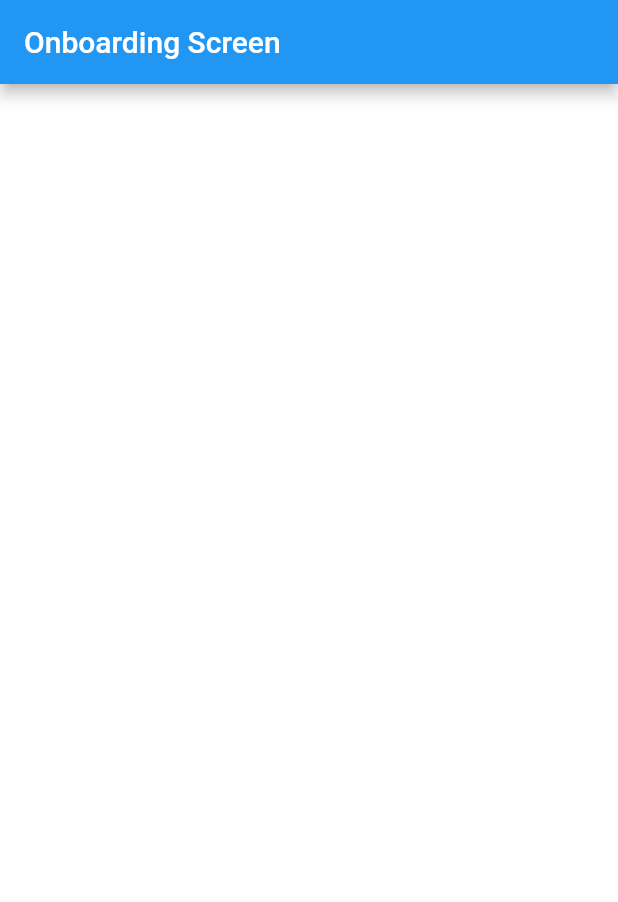
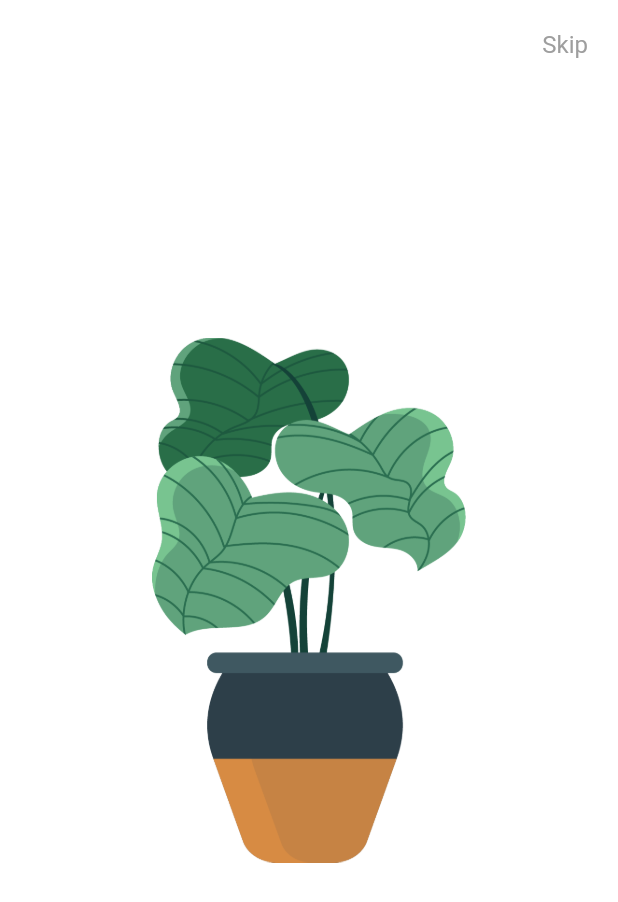
Before and after one commit to lakshayraturi/flutter-plant-app, a Flutter app: the screen it shows after launch, on a phone screen of 412 x 824 dp. Shown: the top 902 px of the screen. Run offline on Flutter 3.47's test engine with Material 2 defaults, Android fonts, the phone set to English and light mode, and no system bars.

Commit message:
adding new features

```diff
--- a/lib/ui/onboarding_screen.dart
+++ b/lib/ui/onboarding_screen.dart
@@ -16,7 +16,55 @@ class _OnboardingScreenState extends State<OnboardingScreen> {
     return Scaffold(
       backgroundColor: Colors.white,
       appBar: AppBar(
-        title: const Text('Onboarding Screen'),
+        elevation: 0,
+        backgroundColor: Colors.white,
+        actions: [
+          Padding(
+            padding: const EdgeInsets.only(right: 20, top: 20),
+            child: InkWell(
+              onTap: () => null, //to login screen. We will update later
+              child: const Text(
+                'Skip',
+                style: TextStyle(
+                  color: Colors.grey,
+                  fontSize: 16,
+                  fontWeight: FontWeight.w400,
+                ),
+              ),
+            ),
+          ),
+        ],
+      ),
+      body: Stack(
+        alignment: Alignment.bottomCenter,
+        children: [
+          PageView(
+            onPageChanged: (int page) {
+              setState(() {
+                currentIndex = page;
+              });
+            },
+            controller: _pageController,
+            children: [
+              Container(
+                padding: const EdgeInsets.only(
+                  left: 50,
+                  right: 50,
+                  bottom: 80,
+                ),
+                child: Column(
+                  mainAxisAlignment: MainAxisAlignment.center,
+                  children: [
+                    SizedBox(
+                      height: 350,
+                      child: Image.asset('assets/images/plant-one.png'),
+                    ),
+                  ],
+                ),
+              )
+            ],
+          )
+        ],
       ),
     );
   }
```
